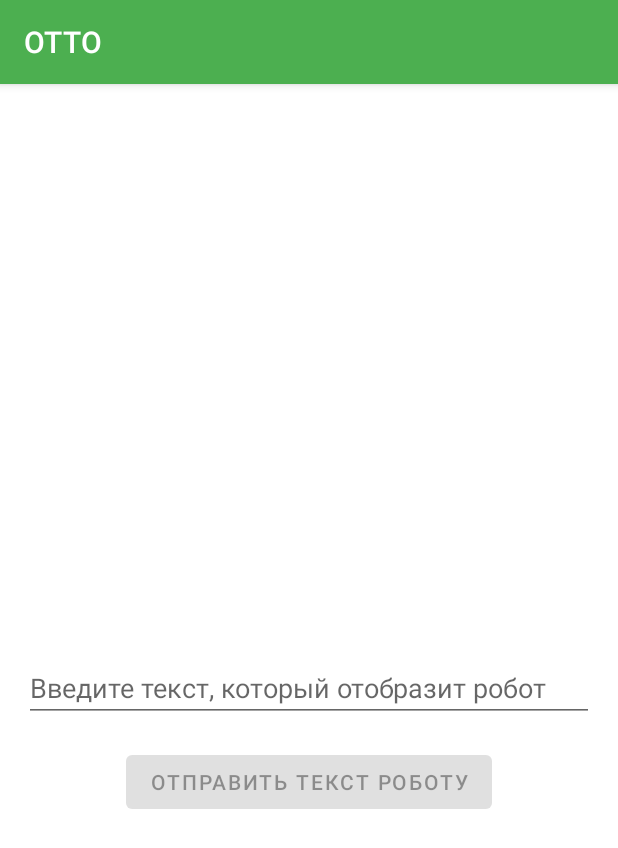
After one commit to mmoschenskikh/OTTO-Control-App, an Android app: the TextFragment screen opened through its navigation route, on a phone screen of 412 x 824 dp. The commit adds this screen. Shown: the top 848 px of the screen. Run offline under Robolectric (Android 15) with nearby library versions, the phone set to English and light mode, and no system bars.

Commit message:
Fragment for EditText done

```diff
--- a/app/src/main/java/ru/spbstu/ottocontrol/view/controlpanel/OttoControllerViewModel.kt
+++ b/app/src/main/java/ru/spbstu/ottocontrol/view/controlpanel/OttoControllerViewModel.kt
@@ -11,6 +11,9 @@ class OttoControllerViewModel : ViewModel() {
     private val _ledColor = MutableLiveData(0xFFFFFF)
     val ledColor: LiveData<Int> = _ledColor
 
+    private val _text = MutableLiveData("")
+    val text: LiveData<String> = _text
+
     fun onAction(action: Action) {
         ActionRepository.sendAction(action)
     }
@@ -22,4 +25,12 @@ class OttoControllerViewModel : ViewModel() {
     fun onColorPicked() {
         // TODO
     }
+
+    fun onTextChanged(text: String?) {
+        _text.value = text ?: ""
+    }
+
+    fun onTextEditFinished() {
+        // TODO
+    }
 }
--- /dev/null
+++ b/app/src/main/java/ru/spbstu/ottocontrol/view/controlpanel/options/TextFragment.kt
@@ -0,0 +1,34 @@
+package ru.spbstu.ottocontrol.view.controlpanel.options
+
+import android.os.Bundle
+import android.text.Editable
+import android.text.TextWatcher
+import android.view.View
+import androidx.fragment.app.activityViewModels
+import ru.spbstu.ottocontrol.databinding.FragmentTextBinding
+import ru.spbstu.ottocontrol.view.base.BaseFragment
+import ru.spbstu.ottocontrol.view.controlpanel.OttoControllerViewModel
+
+class TextFragment : BaseFragment<FragmentTextBinding>(FragmentTextBinding::inflate) {
+    private val viewModel by activityViewModels<OttoControllerViewModel>()
+
+    override fun onViewCreated(view: View, savedInstanceState: Bundle?) {
+        super.onViewCreated(view, savedInstanceState)
+        binding.textEditDoneButton.setOnClickListener { viewModel.onTextEditFinished() }
+
+        binding.editText.addTextChangedListener(object : TextWatcher {
+            override fun beforeTextChanged(s: CharSequence?, start: Int, count: Int, after: Int) =
+                Unit
+
+            override fun onTextChanged(s: CharSequence?, start: Int, before: Int, count: Int) = Unit
+
+            override fun afterTextChanged(s: Editable?) {
+                viewModel.onTextChanged(s?.toString())
+            }
+        })
+
+        viewModel.text.observe(viewLifecycleOwner) {
+            binding.textEditDoneButton.isEnabled = !it.isNullOrBlank()
+        }
+    }
+}
--- /dev/null
+++ b/app/src/main/res/layout/fragment_text.xml
@@ -0,0 +1,25 @@
+<?xml version="1.0" encoding="utf-8"?>
+<LinearLayout xmlns:android="http://schemas.android.com/apk/res/android"
+    android:layout_width="match_parent"
+    android:layout_height="match_parent"
+    android:gravity="center"
+    android:orientation="vertical">
+
+    <EditText
+        android:id="@+id/editText"
+        android:layout_width="match_parent"
+        android:layout_height="wrap_content"
+        android:layout_margin="16dp"
+        android:ems="10"
+        android:gravity="bottom"
+        android:hint="@string/enter_text_hint"
+        android:inputType="textMultiLine"
+        android:lines="5"
+        android:maxLines="5" />
+
+    <Button
+        android:id="@+id/textEditDoneButton"
+        android:layout_width="wrap_content"
+        android:layout_height="wrap_content"
+        android:text="@string/text_done" />
+</LinearLayout>
--- a/app/src/main/res/navigation/navgraph.xml
+++ b/app/src/main/res/navigation/navgraph.xml
@@ -46,7 +46,7 @@
         android:label="LedView" />
     <fragment
         android:id="@+id/textViewFragment"
-        android:name="ru.spbstu.ottocontrol.view.controlpanel.options.TextView"
+        android:name="ru.spbstu.ottocontrol.view.controlpanel.options.TextFragment"
         android:label="TextView" />
     <fragment
         android:id="@+id/pictureView"
```
Also changed, not shown: app/src/main/java/ru/spbstu/ottocontrol/view/controlpanel/options/TextView.kt (deleted, +0 -29 lines), app/src/main/res/layout/text_fragment.xml (deleted, +0 -21 lines).
